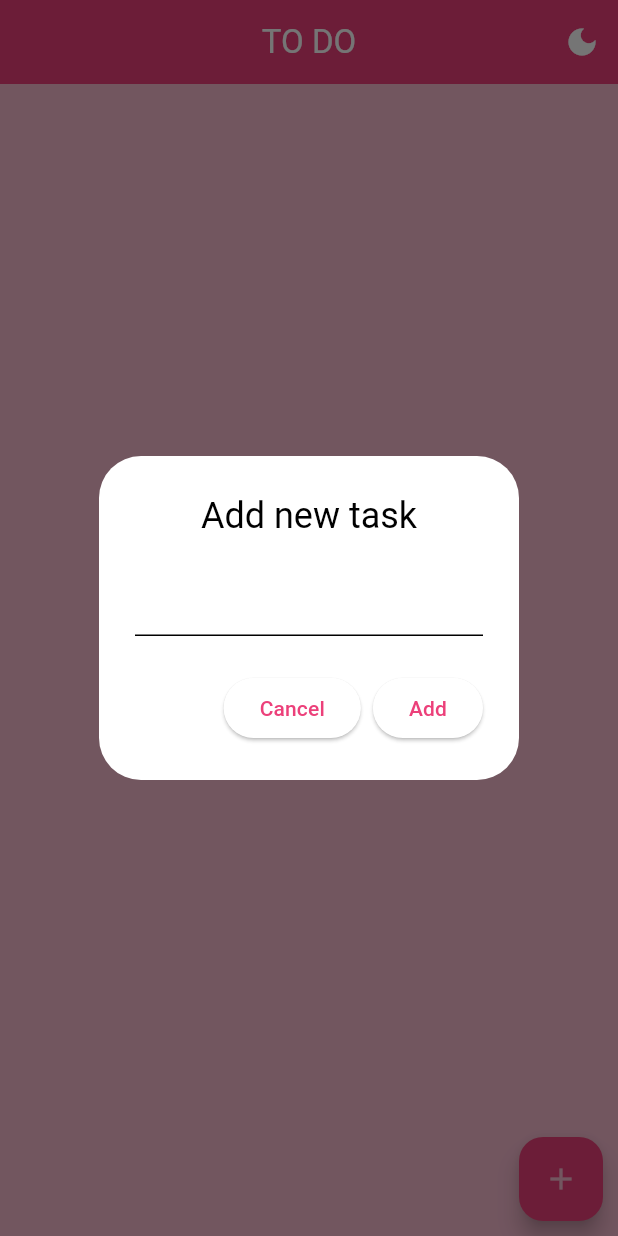
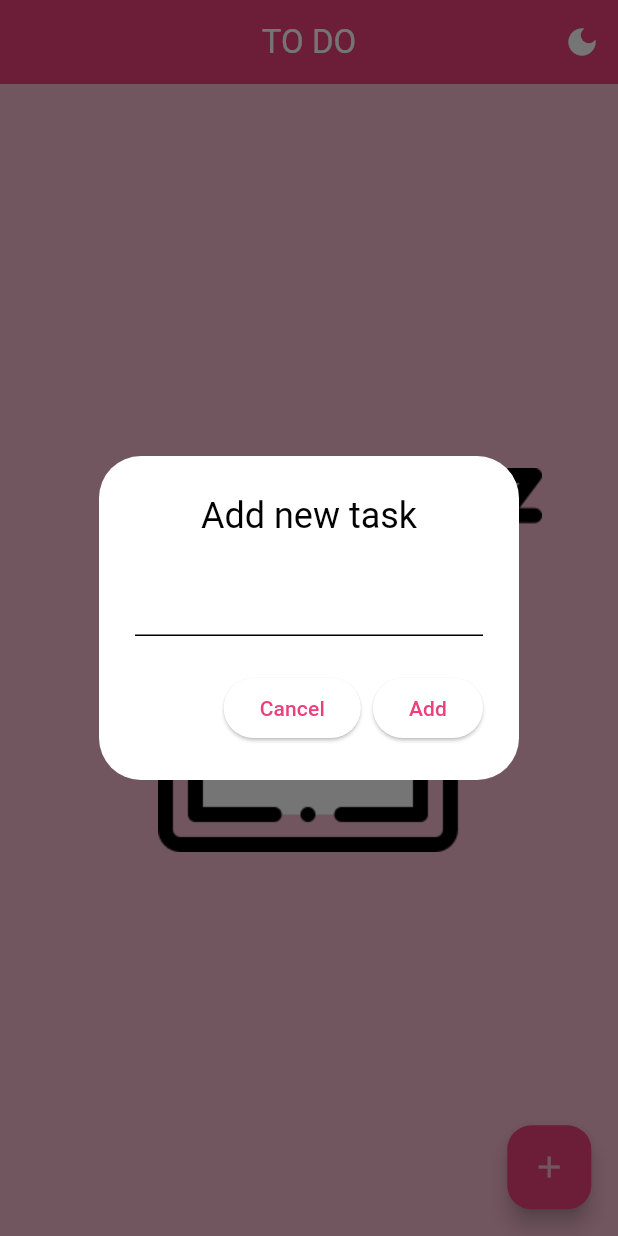
Before and after one commit to meriem-feriel-tahari/todo_app_cubit, a Flutter app: the screen it shows after launch, after a tap on the "add" icon, on a phone screen of 412 x 824 dp. Run offline on Flutter 3.47's test engine with Material 3 defaults, Android fonts, the phone set to English and light mode, and no system bars; our stand-ins replace flutter_bloc.

Commit message:
need just to fix ui

```diff
--- /dev/null
+++ b/lib/Todo_model.dart
@@ -0,0 +1,14 @@
+class Todo {
+  String id;
+  String task;
+  bool done = false;
+  Todo({required this.id, required this.task, this.done = false});
+  Todo modified({String? Id, String? Task, bool? Done}) {
+    return Todo(
+      id: Id ?? this.id,
+      task: Task ?? this.task,
+      done: Done ?? this.done,
+    );
+  }
+
+}
--- a/lib/main.dart
+++ b/lib/main.dart
@@ -2,6 +2,7 @@
 import 'package:flutter_bloc/flutter_bloc.dart';
 import 'package:todo_app_cubit/Cubit/themecubit.dart';
 import 'package:todo_app_cubit/Cubit/todo_cubit.dart';
+import 'package:todo_app_cubit/Todo_model.dart';
 import 'package:todo_app_cubit/todolist.dart';
 
 void main() {
@@ -37,7 +38,7 @@
           darkTheme: ThemeData(
             brightness: Brightness.dark,
             colorScheme: ColorScheme.dark(
-              primary: Colors.pink.shade700,
+              primary: const Color.fromRGBO(194, 24, 91, 1),
               secondary: Colors.pink.shade600,
               onPrimary: Colors.pink.shade200,
             ),
@@ -68,7 +69,75 @@
           ),
         ],
       ),
-      body: Todolist(),
+      body: BlocBuilder<TodoCubit, List<Todo>>(
+        builder: (context, state) {
+          return Stack(
+            children: [
+              Column(
+                children: [
+                  Expanded(
+                    child:
+                        state.length == 0
+                            ? Image.asset(
+                              "assets/task2.png",
+                              filterQuality: FilterQuality.high,
+                              alignment: Alignment(0.35, 0),
+                            )
+                            : ListView.builder(
+                              itemCount: state.length,
+                              itemBuilder: (context, index) {
+                                if (state.isNotEmpty) {
+                                  return Todolist(task: state[index]);
+                                }
+                              },
+                            ),
+                  ),
+                ],
+              ),
+              Align(
+                alignment: Alignment(0.9, 0.95),
+                child: FloatingActionButton(
+                  child: Icon(Icons.add),
+                  onPressed: () {
+                    addtask(context);
+                  },
+                ),
+              ),
+            ],
+          );
+        },
+      ),
+    );
+  }
+
+  void addtask(BuildContext context) {
+    TextEditingController task = TextEditingController();
+    showDialog(
+      context: context,
+      builder:
+          (context) => AlertDialog(
+            title: Text("Add new task", textAlign: TextAlign.center),
+            actions: [
+              ElevatedButton(
+                onPressed: () {
+                  Navigator.of(context).pop();
+                },
+                child: Text("Cancel"),
+              ),
+              ElevatedButton(
+                onPressed: () {
+                  final tk = task.text.trim();
+
+                  if (tk.isNotEmpty) {
+                    context.read<TodoCubit>().add(tk);
+                    Navigator.of(context).pop();
+                  }
+                },
+                child: Text("Add"),
+              ),
+            ],
+            content: TextField(controller: task),
+          ),
     );
   }
 }
--- a/lib/todolist.dart
+++ b/lib/todolist.dart
@@ -1,61 +1,49 @@
 import 'package:flutter/material.dart';
 import 'package:flutter_bloc/flutter_bloc.dart';
 import 'package:todo_app_cubit/Cubit/todo_cubit.dart';
+import 'package:todo_app_cubit/Todo_model.dart';
 
 class Todolist extends StatelessWidget {
-  const Todolist({super.key});
+  Todo task;
+  Todolist({super.key, required this.task});
 
   @override
   Widget build(BuildContext context) {
-    return BlocBuilder<TodoCubit, List<String>>(
-      builder: (context, state) {
-        return Column(
-          children: [
-            Expanded(
-              child: ListView.builder(
-                itemCount: state.length,
-                itemBuilder: (context, index) {
-                  return Container(
-                    padding: EdgeInsets.symmetric(horizontal: 10, vertical: 20),
-                    height: 60,
-                    margin: EdgeInsets.all(10),
-                    decoration: BoxDecoration(
-                      borderRadius: BorderRadius.circular(10),
-                      color: Theme.of(context).colorScheme.secondary,
-                    ),
-                    child: Text("${state[index]}"),
-                  );
-                },
-              ),
-            ),
-            Row(
-              mainAxisAlignment: MainAxisAlignment.end,
-              children: [
-                FloatingActionButton(
-                  onPressed: () {
-                    addtask(context);
-                  },
+    return Padding(
+      padding: const EdgeInsets.all(8.0),
+      child: ListTile(
+        shape: RoundedRectangleBorder(borderRadius: BorderRadius.circular(10)),
+        tileColor: Theme.of(context).colorScheme.secondary,
+        leading: Checkbox(
+          value: task.done,
+          onChanged: (value) {
+            context.read<TodoCubit>().done(task.id);
+          },
+        ),
+        title: Text(
+          task.task,
+          style: TextStyle(
+            decoration: task.done ? TextDecoration.lineThrough : null,
+          ),
+        ),
+        trailing: IconButton(
+          icon: Icon(Icons.delete),
+          onPressed: () {
+            showdelete(context, task.id);
 
-                  // backgroundColor: Theme.of(context).colorScheme.primary,
-                  child: Icon(Icons.add),
-                ),
-                SizedBox(width: 10),
-              ],
-            ),
-            SizedBox(height: 10),
-          ],
-        );
-      },
+            // context.read<TodoCubit>().delet();
+          },
+        ),
+      ),
     );
   }
 
-  void addtask(BuildContext context) {
-    TextEditingController task = TextEditingController();
+  void showdelete(BuildContext context, String id) {
     showDialog(
       context: context,
       builder:
           (context) => AlertDialog(
-            title: Text("Add new task", textAlign: TextAlign.center),
+            title: Text("Remove this task?", textAlign: TextAlign.center),
             actions: [
               ElevatedButton(
                 onPressed: () {
@@ -65,17 +53,44 @@ class Todolist extends StatelessWidget {
               ),
               ElevatedButton(
                 onPressed: () {
-                  final tk = task.text.trim();
-                  if (tk.isNotEmpty) {
-                    context.read<TodoCubit>().add(tk);
-                    Navigator.of(context).pop();
-                  }
+                  Navigator.of(context).pop();
+                  context.read<TodoCubit>().delet(task.id);
                 },
-                child: Text("Add"),
+                child: Text("Remove"),
               ),
             ],
-            content: TextField(controller: task),
           ),
     );
   }
+
+  // void addtask(BuildContext context) {
+  //   TextEditingController task = TextEditingController();
+  //   showDialog(
+  //     context: context,
+  //     builder:
+  //         (context) => AlertDialog(
+  //           title: Text("Add new task", textAlign: TextAlign.center),
+  //           actions: [
+  //             ElevatedButton(
+  //               onPressed: () {
+  //                 Navigator.of(context).pop();
+  //               },
+  //               child: Text("Cancel"),
+  //             ),
+  //             ElevatedButton(
+  //               onPressed: () {
+  //                 final tk = task.text.trim();
+
+  //                 if (tk.isNotEmpty) {
+  //                   context.read<TodoCubit>().add(tk);
+  //                   Navigator.of(context).pop();
+  //                 }
+  //               },
+  //               child: Text("Add"),
+  //             ),
+  //           ],
+  //           content: TextField(controller: task),
+  //         ),
+  //   );
+  // }
 }
```
Also changed, not shown: lib/Cubit/todo_cubit.dart (+18 -4 lines), pubspec.yaml (+3 -4 lines), assets/task.png (added), assets/task2.png (added).
